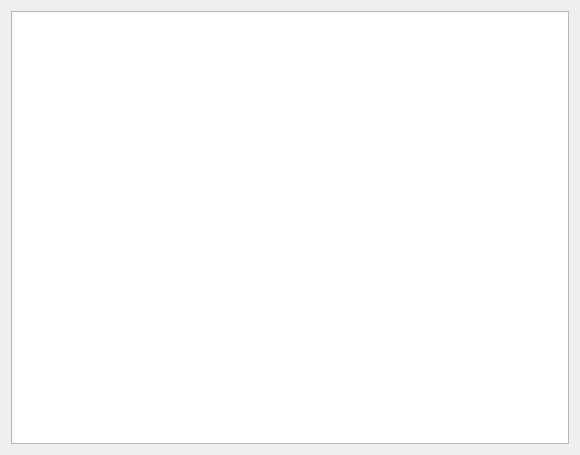
Qt form ctpnow/ui/contractform.ui (xclxxl414/bftrader) before a commit.
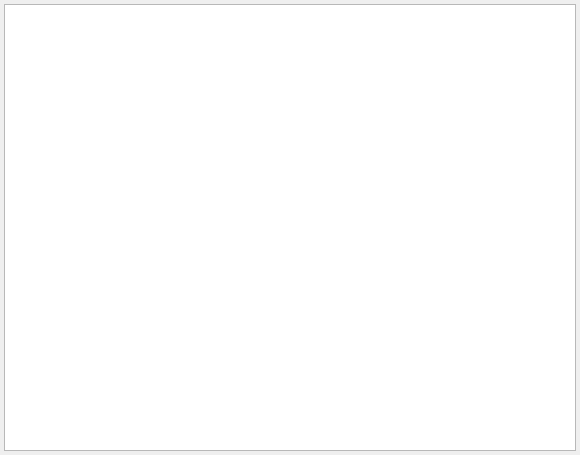
The same form after that commit.

Diff of the .ui file:
```diff
--- a/ctpnow/ui/contractform.ui
+++ b/ctpnow/ui/contractform.ui
@@ -14,6 +14,21 @@
    <string>Form</string>
   </property>
   <layout class="QHBoxLayout" name="horizontalLayout">
+   <property name="spacing">
+    <number>4</number>
+   </property>
+   <property name="leftMargin">
+    <number>4</number>
+   </property>
+   <property name="topMargin">
+    <number>4</number>
+   </property>
+   <property name="rightMargin">
+    <number>4</number>
+   </property>
+   <property name="bottomMargin">
+    <number>4</number>
+   </property>
    <item>
     <widget class="QTableWidget" name="tableWidget"/>
    </item>
```
